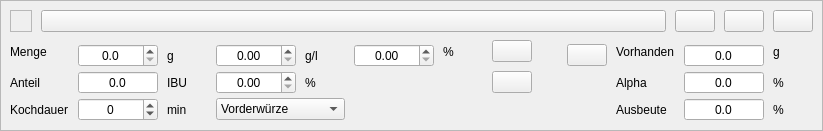
Old version of the form kleiner-brauhelfer/widgets/wdghopfengabe.ui in the repository kleiner-brauhelfer/kleiner-brauhelfer-2.
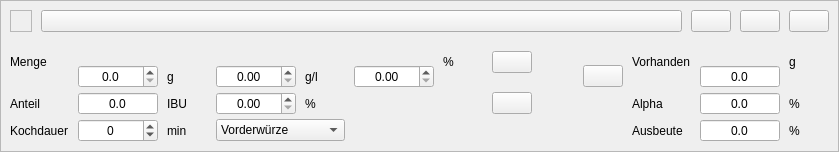
New version of the form. Icons and pictures are not drawn. Custom widgets are drawn as their Qt base class.

Diff of the .ui file:
```diff
--- a/kleiner-brauhelfer/widgets/wdghopfengabe.ui
+++ b/kleiner-brauhelfer/widgets/wdghopfengabe.ui
@@ -6,8 +6,8 @@
    <rect>
     <x>0</x>
     <y>0</y>
-    <width>823</width>
-    <height>131</height>
+    <width>839</width>
+    <height>152</height>
    </rect>
   </property>
   <property name="sizePolicy">
```
Left out of the diff: 4 changed lines with no effect on the pictures.
